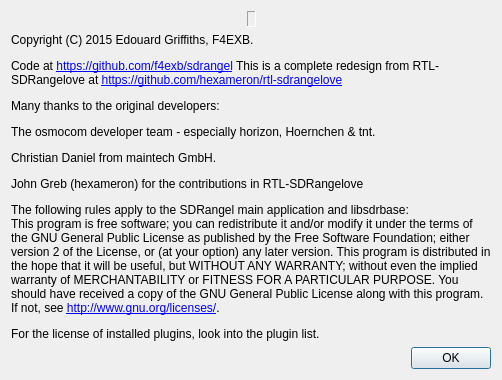
Qt form sdrbase/gui/aboutdialog.ui (f4exb/sdrangel) before a commit.
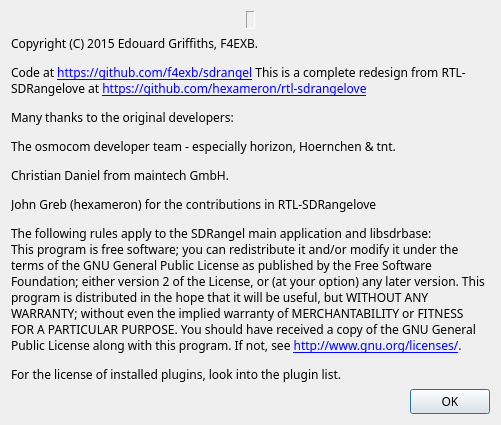
The same form after that commit. Icons and pictures are not drawn.

Commit message: Font size and face normalization (final)

Diff of the .ui file:
```diff
--- a/sdrbase/gui/aboutdialog.ui
+++ b/sdrbase/gui/aboutdialog.ui
@@ -10,6 +10,12 @@
     <height>602</height>
    </rect>
   </property>
+  <property name="font">
+   <font>
+    <family>Sans Serif</family>
+    <pointsize>9</pointsize>
+   </font>
+  </property>
   <property name="windowTitle">
    <string>About SDRangel</string>
   </property>
```
The commit also changes 13 other files.
